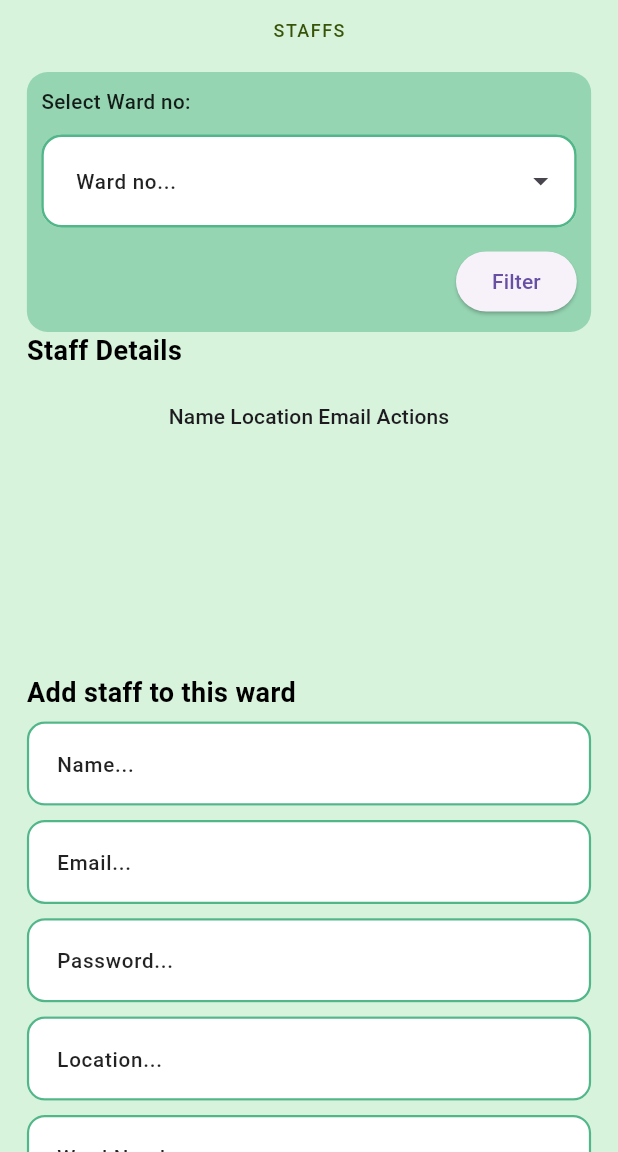
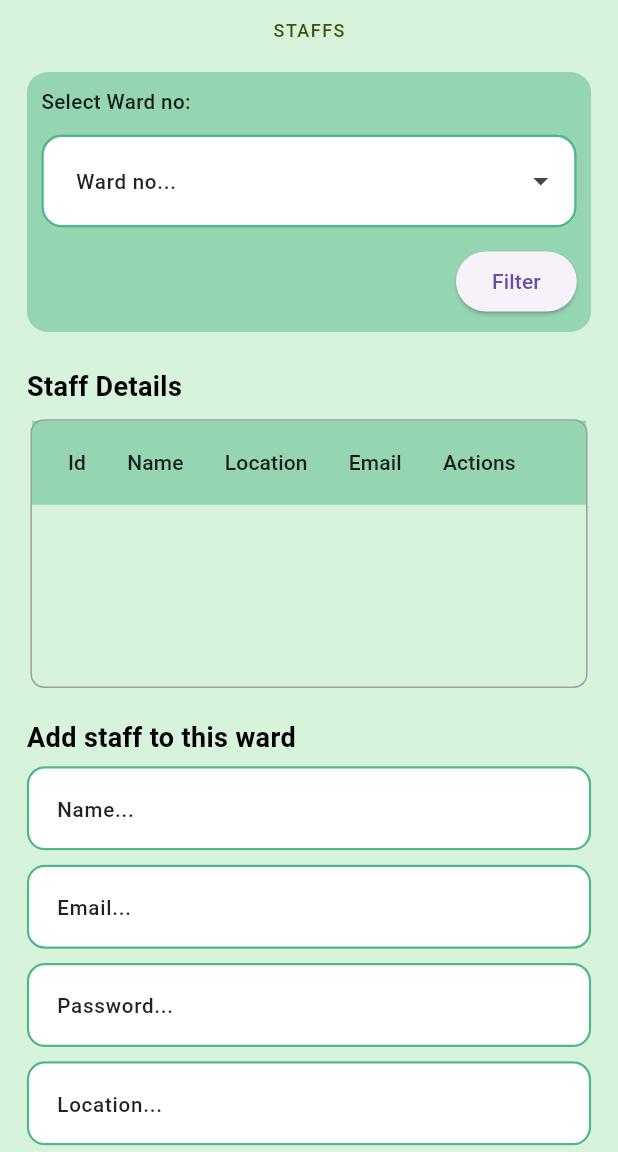
Before and after one commit to Rabin321/Safa-Sahar, a Flutter app: the AdminAddStaff widget shown alone on an empty page, opened directly, on a phone screen of 412 x 824 dp, the part 84-1236 px from its top. Run offline on Flutter 3.47's test engine with Material 3 defaults, Android fonts, the light colour scheme and no system bars; our stand-ins replace dio, flutter_screenutil, flutter_svg, freezed_annotation, google_maps_flutter, motion_toast and 2 more; missing offline and left inert: flutter_polyline_points, responsive_grid_list; accounts and stored records are empty; Roboto replaces fonts that are missing (Outfit).

Commit message:
fix: minor issues

```diff
--- a/lib/domain/signin/signinApi/signinApi.dart
+++ b/lib/domain/signin/signinApi/signinApi.dart
@@ -152,6 +152,7 @@ class LoginApi {
               print("response contains 'is_Staff'");
               bool isStaff = data['is_Staff'] == 1;
               loginResult['is_Staff'] = isStaff;
+              print("isStaff bool ${loginResult['is_Staff']}");
             } else {
               // Set default value for 'is_Staff' if key is not present
               print("response does not contain 'is_Staff'");
@@ -174,6 +175,7 @@ class LoginApi {
               print("response contains 'is_Admin'");
               bool isAdmin = data['is_Admin'] == 1;
               loginResult['is_Admin'] = isAdmin;
+              print("isAdmin bool ${loginResult['is_Admin']}");
             } else {
               // Set default value for 'is_Admin' if key is not present
               print("response does not contain 'isAdmin'");
--- a/lib/presentation/screens/admin_main/adminside/addstaff/ui/addstaff.dart
+++ b/lib/presentation/screens/admin_main/adminside/addstaff/ui/addstaff.dart
@@ -170,20 +170,21 @@ class _AdminAddStaffState extends State<AdminAddStaff> {
         // Extract staff members' names, locations, and emails
         final List<dynamic> staffMembers = data['staffMembers'];
 
-        staffList.clear(); //yo herna parchha
-
         staffMembers.forEach((staff) {
+          final int id = staff['id'];
           final String name = staff['name'];
           final String location = staff['location'];
           final String email = staff['email'];
-          print('Name: $name, Location: $location, Email: $email');
+          print('ID: $id, $name, Location: $location, Email: $email');
           // Add staff details to the staff list
           staffList.add({
+            'Id': id.toString(),
             'Name': name,
             'Location': location,
             'Email': email,
           });
         });
+        setState(() {}); // Notify that the state has changed
       } else {
         // ignore: use_build_context_synchronously
         ScaffoldMessenger.of(context).showSnackBar(
@@ -277,7 +278,9 @@ class _AdminAddStaffState extends State<AdminAddStaff> {
                           ),
                         ),
                         // SizedBox(height: 15.h),
-                        const Row(
+                        Padding(
+                          padding: EdgeInsets.only(top: 20.h, bottom: 5.h),
+                          child: const Row(
                             children: [
                               Text(
                                 "Staff Details",
@@ -285,40 +288,47 @@ class _AdminAddStaffState extends State<AdminAddStaff> {
                               ),
                             ],
                           ),
+                        ),
                         Padding(
                           padding: EdgeInsets.all(2.h),
                           child: Column(
                             children: [
                               Container(
+                                decoration: BoxDecoration(
+                                  border: Border.all(color: Colors.grey),
+                                  borderRadius: BorderRadius.circular(8.r),
+                                ),
                                 height: 150.h,
-                                //     .h, // Set a fixed height for the container
-
+                                width: double.infinity,
                                 child: Scrollbar(
-                                  thumbVisibility: true,
-                                  trackVisibility: true,
-                                  showTrackOnHover: true,
                                   child: SingleChildScrollView(
                                     scrollDirection: Axis.vertical,
                                     child: DataTable(
-                                      columnSpacing: 3.w,
+                                      headingRowColor:
+                                          MaterialStateColor.resolveWith(
+                                        (states) =>
+                                            Color.fromRGBO(82, 183, 136, 0.5),
+                                      ),
+                                      columnSpacing: 4.w,
                                       columns: const [
+                                        DataColumn(label: Text('Id')),
                                         DataColumn(label: Text('Name')),
                                         DataColumn(label: Text('Location')),
                                         DataColumn(label: Text('Email')),
-                                        DataColumn(
-                                            label: Text(
-                                                'Actions')), // New column for actions
+                                        DataColumn(label: Text('Actions')),
                                       ],
                                       rows: staffList
                                           .map(
                                             (staff) => DataRow(cells: [
+                                              DataCell(Text(staff['Id'] ?? '')),
                                               DataCell(
                                                   Text(staff['Name'] ?? '')),
                                               DataCell(Text(
                                                   staff['Location'] ?? '')),
                                               DataCell(
                                                   Text(staff['Email'] ?? '')),
-                                              DataCell(Row(
+                                              DataCell(
+                                                Row(
                                                   children: [
                                                     IconButton(
                                                       icon: const Icon(
@@ -327,7 +337,6 @@ class _AdminAddStaffState extends State<AdminAddStaff> {
                                                       ),
                                                       onPressed: () {
                                                         // Add your edit logic here
-                                                      // For example, navigate to a new screen for editing staff details
                                                       },
                                                     ),
                                                     IconButton(
@@ -337,11 +346,11 @@ class _AdminAddStaffState extends State<AdminAddStaff> {
                                                       ),
                                                       onPressed: () {
                                                         // Add your delete logic here
-                                                      // For example, show a confirmation dialog before deleting the staff
                                                       },
                                                     ),
                                                   ],
-                                              )),
+                                                ),
+                                              ),
                                             ]),
                                           )
                                           .toList(),
```
Also changed, not shown: lib/presentation/screens/login/signin_page.dart (+7 -2 lines). Lines whose indentation alone changed are shown as unchanged.
